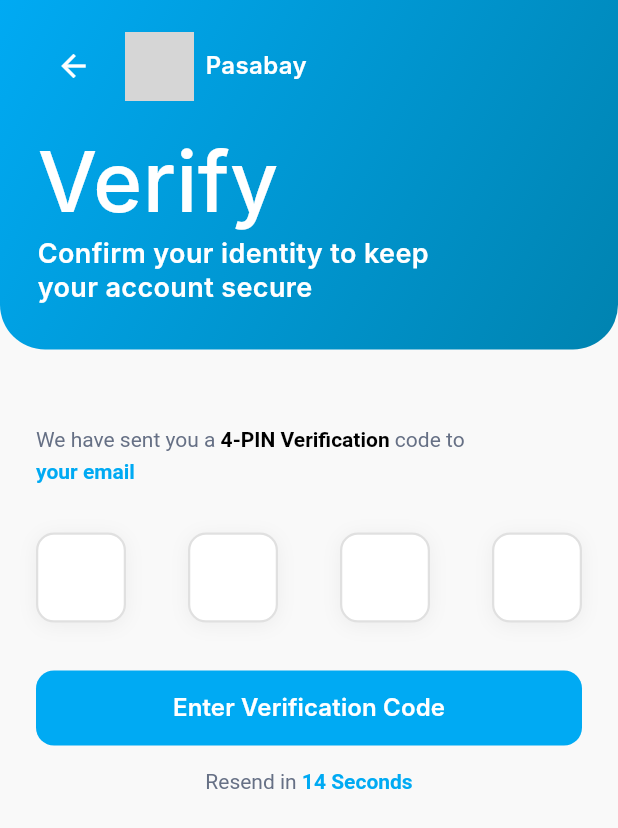
After one commit to hul20/Pasabay, a Flutter app: the VerifyPage screen opened directly, on a phone screen of 412 x 824 dp. The commit adds this screen. Shown: the top 828 px of the screen. Run offline on Flutter 3.47's test engine with Material 3 defaults, Android fonts, the phone set to English and light mode, and no system bars; our stand-ins replace cloud_firestore, firebase_auth, firebase_core; accounts and stored records are empty; network calls fail; Roboto replaces fonts that are missing (Inter); grey boxes are pictures that could not be loaded.

Commit message:
added verification page

```diff
--- a/lib/screens/login_page.dart
+++ b/lib/screens/login_page.dart
@@ -3,6 +3,7 @@ import '../utils/constants.dart';
 import '../utils/helpers.dart';
 import '../widgets/gradient_header.dart';
 import 'signup_page.dart';
+import 'verify_page.dart';
 
 class LoginPage extends StatefulWidget {
   const LoginPage({super.key});
@@ -27,11 +28,19 @@ class _LoginPageState extends State<LoginPage> {
 
   void _handleContinue() {
     if (_formKey.currentState!.validate()) {
-      // TODO: Handle actual login
+      // Show success message
       ScaffoldMessenger.of(context).showSnackBar(
         const SnackBar(
-          content: Text('Login successful!'),
-          backgroundColor: Colors.green,
+          content: Text('Verification code sent!'),
+          backgroundColor: AppConstants.primaryColor,
+        ),
+      );
+
+      // Navigate to VerifyPage
+      Navigator.push(
+        context,
+        MaterialPageRoute(
+          builder: (context) => VerifyPage(email: _emailController.text),
         ),
       );
     }
--- a/lib/screens/signup_page.dart
+++ b/lib/screens/signup_page.dart
@@ -3,6 +3,7 @@ import '../utils/constants.dart';
 import '../utils/helpers.dart';
 import '../widgets/gradient_header.dart';
 import 'login_page.dart';
+import 'verify_page.dart';
 
 class SignUpPage extends StatefulWidget {
   const SignUpPage({super.key});
@@ -39,11 +40,18 @@ class _SignUpPageState extends State<SignUpPage> {
       // Show success message
       ScaffoldMessenger.of(context).showSnackBar(
         const SnackBar(
-          content: Text('Account created successfully!'),
+          content: Text('Verification code sent!'),
           backgroundColor: AppConstants.primaryColor,
         ),
       );
-      // TODO: Handle actual registration
+
+      // Navigate to VerifyPage
+      Navigator.push(
+        context,
+        MaterialPageRoute(
+          builder: (context) => VerifyPage(email: _emailController.text),
+        ),
+      );
     }
   }
 
--- /dev/null
+++ b/lib/screens/verify_page.dart
@@ -0,0 +1,291 @@
+import 'dart:async';
+import 'package:flutter/material.dart';
+import 'package:flutter/services.dart';
+import '../utils/constants.dart';
+import '../utils/helpers.dart';
+import '../widgets/gradient_header.dart';
+import 'home_page.dart';
+
+class VerifyPage extends StatefulWidget {
+  final String? email;
+
+  const VerifyPage({super.key, this.email});
+
+  @override
+  State<VerifyPage> createState() => _VerifyPageState();
+}
+
+class _VerifyPageState extends State<VerifyPage> {
+  final List<TextEditingController> _controllers = List.generate(
+    4,
+    (_) => TextEditingController(),
+  );
+  final List<FocusNode> _focusNodes = List.generate(4, (_) => FocusNode());
+
+  int _secondsRemaining = 15;
+  Timer? _timer;
+  bool _canResend = false;
+
+  @override
+  void initState() {
+    super.initState();
+    _startTimer();
+  }
+
+  @override
+  void dispose() {
+    _timer?.cancel();
+    for (var controller in _controllers) {
+      controller.dispose();
+    }
+    for (var node in _focusNodes) {
+      node.dispose();
+    }
+    super.dispose();
+  }
+
+  void _startTimer() {
+    setState(() {
+      _secondsRemaining = 15;
+      _canResend = false;
+    });
+
+    _timer?.cancel();
+    _timer = Timer.periodic(const Duration(seconds: 1), (timer) {
+      if (_secondsRemaining > 0) {
+        setState(() {
+          _secondsRemaining--;
+        });
+      } else {
+        setState(() {
+          _canResend = true;
+        });
+        timer.cancel();
+      }
+    });
+  }
+
+  void _resendCode() {
+    if (_canResend) {
+      // TODO: Implement actual resend logic
+      ScaffoldMessenger.of(context).showSnackBar(
+        const SnackBar(
+          content: Text('Verification code resent!'),
+          backgroundColor: AppConstants.primaryColor,
+        ),
+      );
+      _startTimer();
+    }
+  }
+
+  void _verifyCode() {
+    String code = _controllers.map((c) => c.text).join();
+    if (code.length == 4) {
+      // TODO: Implement Firebase verification
+      ScaffoldMessenger.of(context).showSnackBar(
+        const SnackBar(
+          content: Text('Verification successful!'),
+          backgroundColor: Colors.green,
+        ),
+      );
+
+      // Navigate to HomePage
+      Navigator.pushReplacement(
+        context,
+        MaterialPageRoute(builder: (context) => const HomePage()),
+      );
+    } else {
+      ScaffoldMessenger.of(context).showSnackBar(
+        const SnackBar(
+          content: Text('Please enter the complete code'),
+          backgroundColor: Colors.red,
+        ),
+      );
+    }
+  }
+
+  @override
+  Widget build(BuildContext context) {
+    final screenWidth = MediaQuery.of(context).size.width;
+    final scaleFactor = ResponsiveHelper.getScaleFactor(screenWidth);
+
+    return Scaffold(
+      backgroundColor: AppConstants.backgroundColor,
+      body: Column(
+        children: [
+          // Header with gradient background
+          GradientHeader(
+            title: 'Verify',
+            subtitle: 'Confirm your identity to keep\nyour account secure',
+            scaleFactor: scaleFactor,
+            onBackPressed: () => Navigator.pop(context),
+          ),
+
+          // Content
+          Expanded(
+            child: SingleChildScrollView(
+              child: Padding(
+                padding: EdgeInsets.all(
+                  AppConstants.defaultPadding * scaleFactor,
+                ),
+                child: Column(
+                  crossAxisAlignment: CrossAxisAlignment.start,
+                  children: [
+                    SizedBox(height: 24 * scaleFactor),
+
+                    // Message
+                    RichText(
+                      text: TextSpan(
+                        style: TextStyle(
+                          fontSize: 14 * scaleFactor,
+                          color: const Color(0xFF667085),
+                          height: 1.5,
+                        ),
+                        children: [
+                          const TextSpan(text: 'We have sent you a '),
+                          TextSpan(
+                            text: '4-PIN Verification',
+                            style: TextStyle(
+                              fontWeight: FontWeight.bold,
+                              color: Colors.black,
+                            ),
+                          ),
+                          const TextSpan(text: ' code to\n'),
+                          TextSpan(
+                            text: widget.email ?? 'your email',
+                            style: TextStyle(
+                              fontWeight: FontWeight.bold,
+                              color: AppConstants.primaryColor,
+                            ),
+                          ),
+                        ],
+                      ),
+                    ),
+                    SizedBox(height: 32 * scaleFactor),
+
+                    // PIN Input Fields
+                    Row(
+                      mainAxisAlignment: MainAxisAlignment.spaceBetween,
+                      children: List.generate(4, (index) {
+                        return Container(
+                          width: 60 * scaleFactor,
+                          height: 60 * scaleFactor,
+                          decoration: BoxDecoration(
+                            color: Colors.white,
+                            borderRadius: BorderRadius.circular(
+                              12 * scaleFactor,
+                            ),
+                            border: Border.all(
+                              color: const Color(0xFFE0E0E0),
+                              width: 1.5,
+                            ),
+                            boxShadow: [
+                              BoxShadow(
+                                color: Colors.black.withOpacity(0.05),
+                                blurRadius: 10,
+                                offset: const Offset(0, 2),
+                              ),
+                            ],
+                          ),
+                          child: TextField(
+                            controller: _controllers[index],
+                            focusNode: _focusNodes[index],
+                            textAlign: TextAlign.center,
+                            keyboardType: TextInputType.number,
+                            maxLength: 1,
+                            style: TextStyle(
+                              fontSize: 24 * scaleFactor,
+                              fontWeight: FontWeight.bold,
+                              color: Colors.black,
+                            ),
+                            decoration: const InputDecoration(
+                              counterText: '',
+                              border: InputBorder.none,
+                            ),
+                            inputFormatters: [
+                              FilteringTextInputFormatter.digitsOnly,
+                            ],
+                            onChanged: (value) {
+                              if (value.isNotEmpty && index < 3) {
+                                _focusNodes[index + 1].requestFocus();
+                              } else if (value.isEmpty && index > 0) {
+                                _focusNodes[index - 1].requestFocus();
+                              }
+                            },
+                          ),
+                        );
+                      }),
+                    ),
+                    SizedBox(height: 32 * scaleFactor),
+
+                    // Verify Button
+                    SizedBox(
+                      width: double.infinity,
+                      height: 50 * scaleFactor,
+                      child: ElevatedButton(
+                        onPressed: _verifyCode,
+                        style: ElevatedButton.styleFrom(
+                          backgroundColor: AppConstants.primaryColor,
+                          foregroundColor: Colors.white,
+                          elevation: 0,
+                          shape: RoundedRectangleBorder(
+                            borderRadius: BorderRadius.circular(
+                              12 * scaleFactor,
+                            ),
+                          ),
+                        ),
+                        child: Text(
+                          'Enter Verification Code',
+                          style: TextStyle(
+                            fontSize: 16 * scaleFactor,
+                            fontWeight: FontWeight.w600,
+                          ),
+                        ),
+                      ),
+                    ),
+                    SizedBox(height: 16 * scaleFactor),
+
+                    // Resend Timer
+                    Center(
+                      child: _canResend
+                          ? GestureDetector(
+                              onTap: _resendCode,
+                              child: Text(
+                                'Resend Code',
+                                style: TextStyle(
+                                  fontSize: 14 * scaleFactor,
+                                  color: AppConstants.primaryColor,
+                                  fontWeight: FontWeight.bold,
+                                  decoration: TextDecoration.underline,
+                                ),
+                              ),
+                            )
+                          : RichText(
+                              text: TextSpan(
+                                style: TextStyle(
+                                  fontSize: 14 * scaleFactor,
+                                  color: const Color(0xFF667085),
+                                ),
+                                children: [
+                                  const TextSpan(text: 'Resend in '),
+                                  TextSpan(
+                                    text: '$_secondsRemaining Seconds',
+                                    style: TextStyle(
+                                      fontWeight: FontWeight.bold,
+                                      color: AppConstants.primaryColor,
+                                    ),
+                                  ),
+                                ],
+                              ),
+                            ),
+                    ),
+                  ],
+                ),
+              ),
+            ),
+          ),
+        ],
+      ),
+    );
+  }
+}
```
Also changed, not shown: lib/screens/home_page.dart (added, +356 -0 lines).
